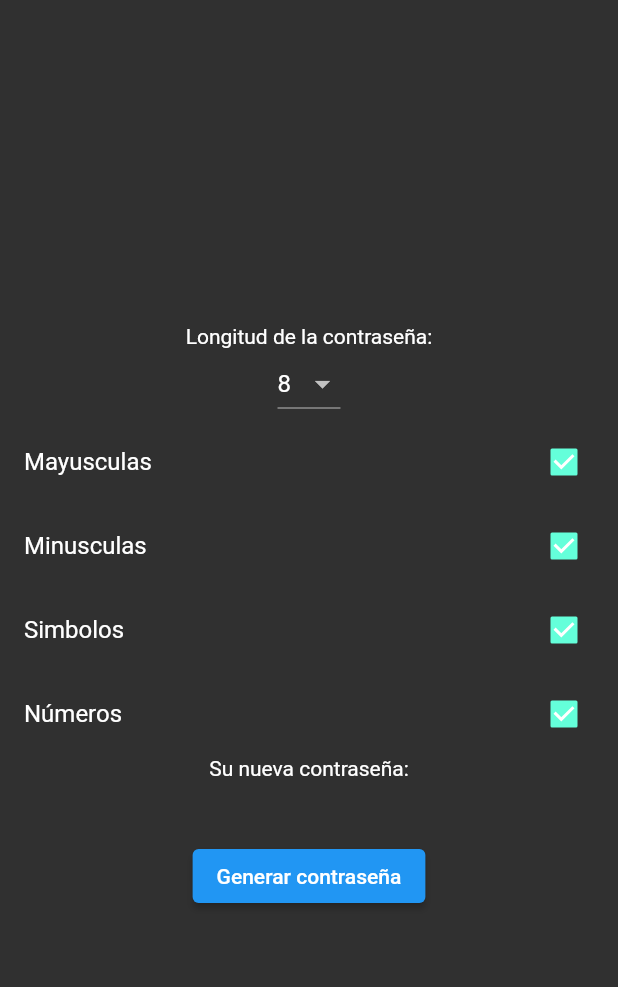
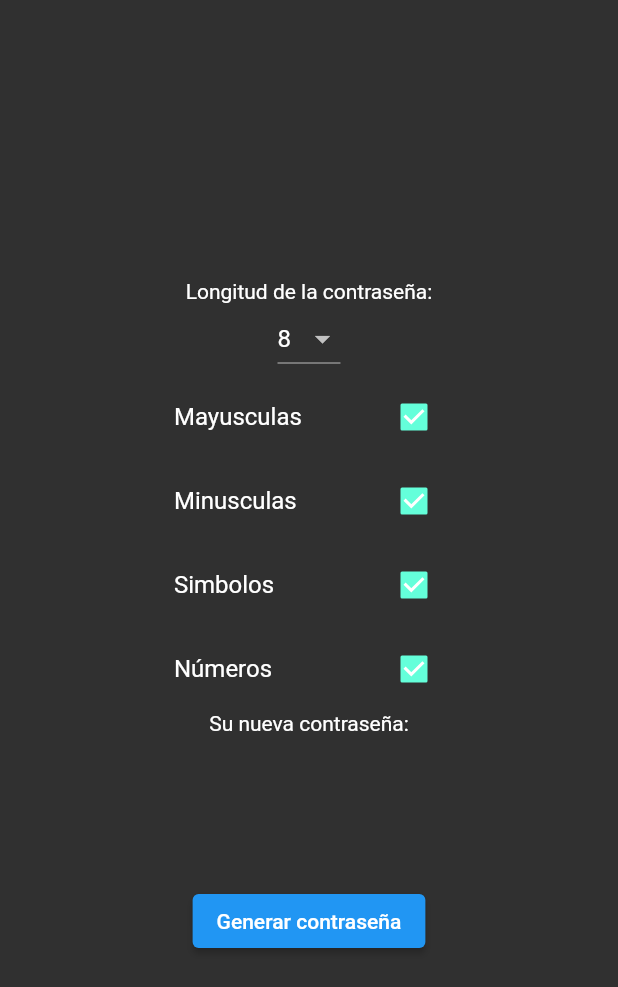
Before and after one commit to Collanteslu/easypass, a Flutter app: the screen it shows after launch, on a phone screen of 412 x 824 dp. Shown: the top 987 px of the screen. Run offline on Flutter 3.47's test engine with Material 2 defaults, Android fonts, the phone set to English and light mode, and no system bars.

```diff
--- a/lib/pages/PasswordGenerator.dart
+++ b/lib/pages/PasswordGenerator.dart
@@ -32,7 +32,9 @@ class _MyHomePageState extends State<PasswordGenerator> {
   @override
   Widget build(BuildContext context) {
     return Scaffold(
-      body: Center(
+      body: Container(
+        margin: const EdgeInsets.all(100.0),
+        child: Center(
           child: Column(
             mainAxisAlignment: MainAxisAlignment.center,
             children: <Widget>[
@@ -134,14 +136,24 @@ class _MyHomePageState extends State<PasswordGenerator> {
               const Text(
                 'Su nueva contraseña:',
               ),
-            Text(
+              const SizedBox(
+                height: 30.0,
+              ),
+              SelectableText(
                 _password,
+                showCursor: true,
+                toolbarOptions: const ToolbarOptions(
+                    copy: true, selectAll: true, cut: false, paste: false),
                 style: Theme.of(context).textTheme.headline4,
+              ),
+              const SizedBox(
+                height: 30.0,
               ),
               ElevatedButton(
                   onPressed: _getPassword,
                   child: const Text('Generar contraseña'))
             ],
+          ),
         ),
       ),
     );
```
Lines whose indentation alone changed are shown as unchanged.
